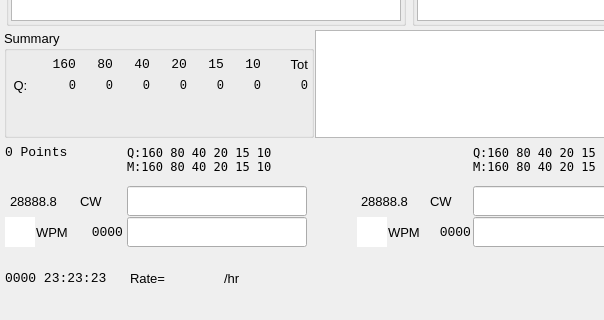
n4ogw/so2sdr, file so2sdr/so2sdr.ui: the form before one commit; both pictures show x 0 to 604 and y 259 to 579 of the 720 by 579 pixel window.
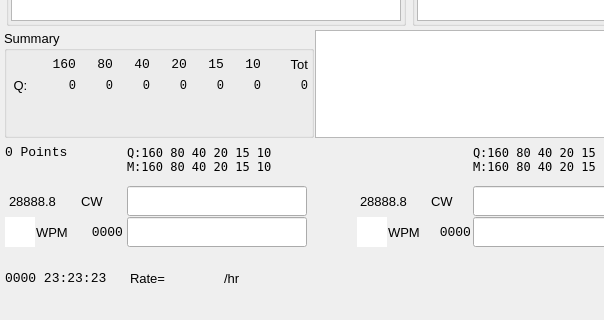
The form after the commit. Custom widgets are drawn as their Qt base class.

What changed in the file:
```diff
--- a/so2sdr/so2sdr.ui
+++ b/so2sdr/so2sdr.ui
@@ -1282,13 +1282,13 @@
             </property>
             <property name="minimumSize">
              <size>
-              <width>65</width>
+              <width>68</width>
               <height>30</height>
              </size>
             </property>
             <property name="maximumSize">
              <size>
-              <width>65</width>
+              <width>68</width>
               <height>30</height>
              </size>
             </property>
@@ -1346,13 +1346,13 @@
             </property>
             <property name="minimumSize">
              <size>
-              <width>65</width>
+              <width>68</width>
               <height>30</height>
              </size>
             </property>
             <property name="maximumSize">
              <size>
-              <width>65</width>
+              <width>68</width>
               <height>30</height>
              </size>
             </property>
```
